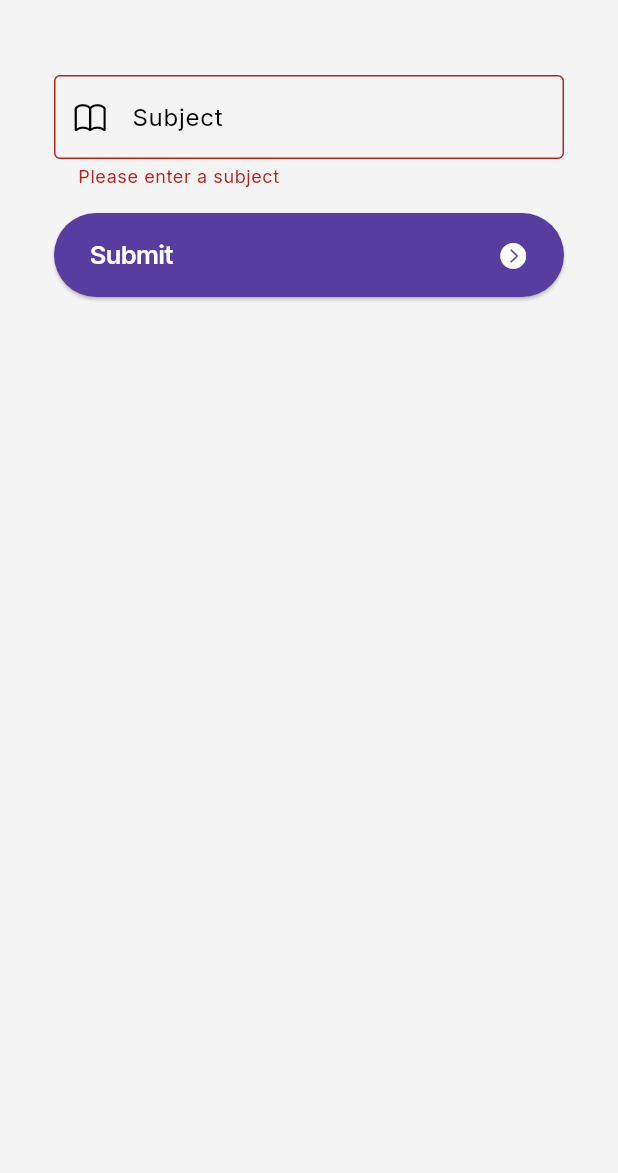
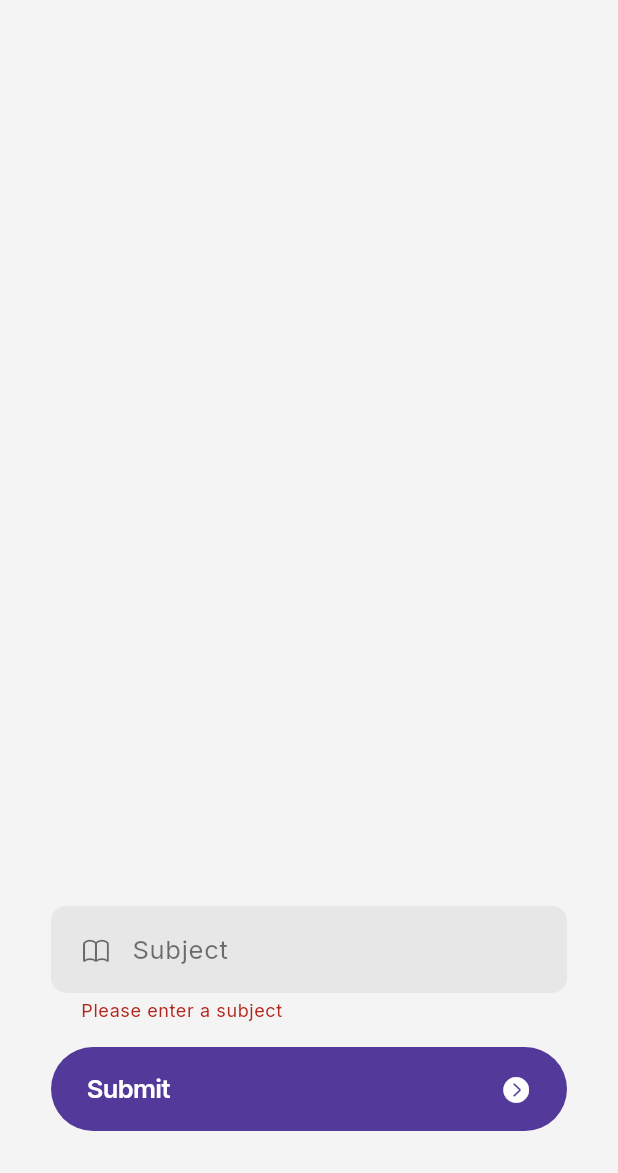
Before and after one commit to AppDev-GDSC-MPSTME/NotesPortalApp, a Flutter app: the screen it shows after launch, after a tap on "Submit", on a phone screen of 412 x 824 dp, the part 63-1236 px from its top. Run offline on Flutter 3.47's test engine with Material 3 defaults, Android fonts, the phone set to English and light mode, and no system bars; our stand-ins replace google_fonts; missing offline and left inert: easy_pdf_viewer, syncfusion_flutter_pdfviewer.

```diff
--- a/lib/screens/home.dart
+++ b/lib/screens/home.dart
@@ -54,45 +54,89 @@ class _SubjectFormPageState extends State<SubjectFormPage> {
           ),
           backgroundColor: Color(0xFFF5F4F4),
         ),
-        body: SingleChildScrollView(
+        body: SafeArea(
           child: Container(
+            height: MediaQuery.of(context).size.height,
             child: Padding(
-              padding: const EdgeInsets.all(16.0),
-              child: Padding(
-                padding: const EdgeInsets.all(20.0),
-                child: Form(
+              padding: EdgeInsets.only(
+                left: 34.0,
+                right: 34.0,
+                top: 30.0,
+                bottom: 28,
+              ),
+              child: Column(
+                mainAxisAlignment: MainAxisAlignment.end,
+                children: [
+                  Form(
                     key: _formKey,
                     child: Column(
                       mainAxisSize: MainAxisSize.min,
                       children: [
                         TextFormField(
                           controller: _subjectController,
-                        style: GoogleFonts.inter(color: Colors.black),
+                          style: GoogleFonts.inter(
+                            color: Colors.black,
+                            fontSize: 17,
+                          ),
                           decoration: InputDecoration(
                             labelText: 'Subject',
-                          labelStyle: GoogleFonts.inter(color: Colors.black),
-                          border: OutlineInputBorder(),
-                          prefixIcon: Icon(CupertinoIcons.book, color: Colors.black),
+                            labelStyle: GoogleFonts.inter(
+                              color: Colors.black54,
+                              fontSize: 17,
+                            ),
+                            border: OutlineInputBorder(
+                              borderRadius: BorderRadius.circular(10),
+                              borderSide: BorderSide.none, // Removes the border
+                            ),
+                            filled: true,
+                            fillColor: Color(0xFFE7E7E7), // Subtle grey background
+                            contentPadding: EdgeInsets.symmetric(
+                              vertical: 16,
+                              horizontal: 16,
+                            ),
+                            prefixIcon: Padding(
+                              padding: EdgeInsets.only(left: 10), // Indents the icon
+                              child: Icon(
+                                CupertinoIcons.book,
+                                color: Colors.black54,
+                                size: 20, // Slightly smaller icon for iOS feel
+                              ),
+                            ),
+                            prefixIconConstraints: BoxConstraints(
+                              minWidth: 50,
+                              minHeight: 40,
+                            ),
+                            floatingLabelBehavior: FloatingLabelBehavior.never, // Makes it more iOS-like
+                            hintStyle: GoogleFonts.inter(
+                              color: Colors.black54,
+                              fontSize: 17,
+                            ),
                           ),
                           validator: (value) =>
                               value == null || value.isEmpty ? 'Please enter a subject' : null,
                           onSaved: (value) => _subject = value,
                         ),
                         SizedBox(height: 16),
-
                         ElevatedButton(
                           onPressed: () {
                             if (_formKey.currentState?.validate() ?? false) {
                               _formKey.currentState?.save();
                               _subject = _subjectController.text;
-
-                            // Future<List<Note>> results = SupaBaseAPI().traverseFileLinks(_subjectController.text.toString());
-                            Navigator.of(context).push(MaterialPageRoute(builder: (context) => ResultsScreen(notes: SupaBaseAPI().traverseFileLinks(_subjectController.text.toString()))));
+                              Navigator.of(context).push(
+                                MaterialPageRoute(
+                                  builder: (context) => ResultsScreen(
+                                    notes: SupaBaseAPI().traverseFileLinks(
+                                      _subjectController.text.toString()
+                                    )
+                                  )
+                                )
+                              );
                             }
                           },
                           style: ElevatedButton.styleFrom(
+                            shadowColor: Colors.transparent,
                             iconAlignment: IconAlignment.end,
-                          backgroundColor: Color(0xFF573DA0),
+                            backgroundColor: Color(0xFF53399A),
                             padding: EdgeInsets.symmetric(horizontal: 24, vertical: 16),
                             shape: RoundedRectangleBorder(
                               borderRadius: BorderRadius.circular(100),
@@ -121,6 +165,7 @@ class _SubjectFormPageState extends State<SubjectFormPage> {
                       ],
                     ),
                   ),
+                ],
               ),
             ),
           ),
--- a/lib/screens/results.dart
+++ b/lib/screens/results.dart
@@ -53,7 +53,7 @@ class ResultsScreen extends StatelessWidget {
                       Text(
                         'Loading notes...',
                         style: TextStyle(
-                          color: Colors.white,
+                          color: Colors.black,
                           fontSize: 16,
                         ),
                       ),
@@ -83,7 +83,6 @@ class ResultsScreen extends StatelessWidget {
                       SizedBox(height: 8),
                       TextButton(
                         onPressed: () {
-                          // Refresh the page
                           Navigator.pushReplacement(
                             context,
                             MaterialPageRoute(
@@ -135,7 +134,6 @@ class ResultsScreen extends StatelessWidget {
                     child: CupertinoButton(
                       padding: EdgeInsets.zero,
                       onPressed: () {
-                                              print("de");
                         Navigator.push(
                           context,
                           MaterialPageRoute(
@@ -191,7 +189,7 @@ class ResultsScreen extends StatelessWidget {
                             ),
                             SizedBox(height: 10),
                             Container(
-                                                    height: 200, // Fixed height for preview
+                              height: 200,
                               decoration: BoxDecoration(
                                 borderRadius: BorderRadius.circular(8),
                                 color: Colors.grey.withOpacity(0.1),
```
Lines whose indentation alone changed are shown as unchanged.
